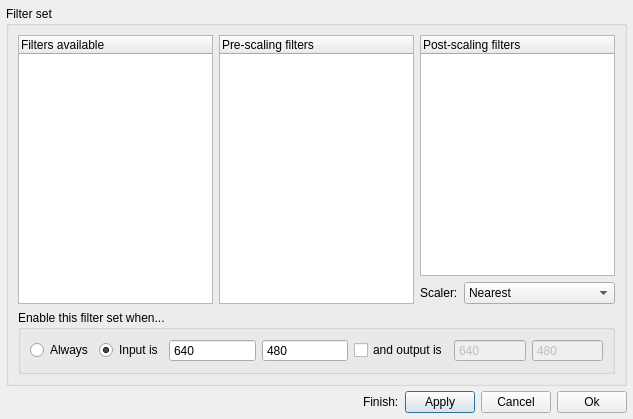
mrehkopf/vcs, file src/display/qt/dialogs/ui/filter_set_dialog.ui: the form before one commit.
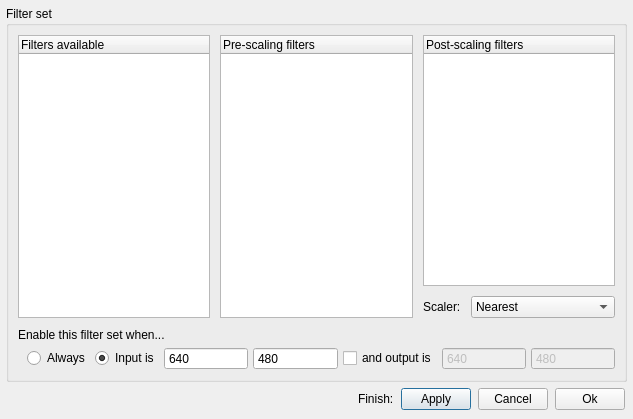
The form after the commit. Custom widgets are drawn as their Qt base class.

Commit message: GUI: Tweak filter set dialog's layout

```diff
--- a/src/display/qt/dialogs/ui/filter_set_dialog.ui
+++ b/src/display/qt/dialogs/ui/filter_set_dialog.ui
@@ -15,7 +15,7 @@
   </property>
   <layout class="QVBoxLayout" name="verticalLayout_7">
    <property name="spacing">
-    <number>0</number>
+    <number>1</number>
    </property>
    <property name="leftMargin">
     <number>6</number>
@@ -27,14 +27,17 @@
     <number>6</number>
    </property>
    <property name="bottomMargin">
-    <number>6</number>
+    <number>9</number>
    </property>
    <item>
     <widget class="QGroupBox" name="groupBox">
      <property name="title">
       <string>Filter set</string>
      </property>
-     <layout class="QVBoxLayout" name="verticalLayout_2">
+     <layout class="QVBoxLayout" name="verticalLayout_3">
+      <property name="spacing">
+       <number>10</number>
+      </property>
       <item>
        <layout class="QHBoxLayout" name="horizontalLayout_2">
         <item>
@@ -197,13 +200,35 @@
        </layout>
       </item>
       <item>
-       <widget class="QGroupBox" name="groupBox_3">
-        <property name="title">
+       <layout class="QVBoxLayout" name="verticalLayout_2">
+        <property name="spacing">
+         <number>5</number>
+        </property>
+        <item>
+         <widget class="QLabel" name="label_3">
+          <property name="text">
          <string>Enable this filter set when...</string>
         </property>
-        <layout class="QVBoxLayout" name="verticalLayout_6">
+         </widget>
+        </item>
          <item>
-          <layout class="QHBoxLayout" name="horizontalLayout_4">
+         <layout class="QHBoxLayout" name="horizontalLayout_3">
+          <item>
+           <spacer name="horizontalSpacer_5">
+            <property name="orientation">
+             <enum>Qt::Horizontal</enum>
+            </property>
+            <property name="sizeType">
+             <enum>QSizePolicy::Fixed</enum>
+            </property>
+            <property name="sizeHint" stdset="0">
+             <size>
+              <width>9</width>
+              <height>20</height>
+             </size>
+            </property>
+           </spacer>
+          </item>
            <item>
             <widget class="QRadioButton" name="radioButton_conditionAlways">
              <property name="text">
@@ -215,8 +240,6 @@
             </widget>
            </item>
            <item>
-            <layout class="QHBoxLayout" name="horizontalLayout_3">
-             <item>
               <widget class="QRadioButton" name="radioButton_conditionInput">
                <property name="text">
                 <string>Input is</string>
@@ -227,11 +250,9 @@
               </widget>
              </item>
              <item>
-              <layout class="QHBoxLayout" name="horizontalLayout_9">
-               <item>
                 <widget class="QSpinBox" name="spinBox_inputX">
                  <property name="sizePolicy">
-                  <sizepolicy hsizetype="Expanding" vsizetype="Fixed">
+             <sizepolicy hsizetype="Expanding" vsizetype="Minimum">
                    <horstretch>0</horstretch>
                    <verstretch>0</verstretch>
                   </sizepolicy>
@@ -250,7 +271,7 @@
                <item>
                 <widget class="QSpinBox" name="spinBox_inputY">
                  <property name="sizePolicy">
-                  <sizepolicy hsizetype="Expanding" vsizetype="Fixed">
+             <sizepolicy hsizetype="Expanding" vsizetype="Minimum">
                    <horstretch>0</horstretch>
                    <verstretch>0</verstretch>
                   </sizepolicy>
@@ -266,12 +287,6 @@
                  </property>
                 </widget>
                </item>
-              </layout>
-             </item>
-            </layout>
-           </item>
-           <item>
-            <layout class="QHBoxLayout" name="horizontalLayout_10">
              <item>
               <widget class="QCheckBox" name="checkBox_conditionOutput">
                <property name="enabled">
@@ -288,7 +303,7 @@
                 <bool>false</bool>
                </property>
                <property name="sizePolicy">
-                <sizepolicy hsizetype="Expanding" vsizetype="Fixed">
+             <sizepolicy hsizetype="Expanding" vsizetype="Minimum">
                  <horstretch>0</horstretch>
                  <verstretch>0</verstretch>
                 </sizepolicy>
@@ -310,7 +325,7 @@
                 <bool>false</bool>
                </property>
                <property name="sizePolicy">
-                <sizepolicy hsizetype="Expanding" vsizetype="Fixed">
+             <sizepolicy hsizetype="Expanding" vsizetype="Minimum">
                  <horstretch>0</horstretch>
                  <verstretch>0</verstretch>
                 </sizepolicy>
@@ -329,9 +344,6 @@
             </layout>
            </item>
           </layout>
-         </item>
-        </layout>
-       </widget>
       </item>
      </layout>
     </widget>
@@ -355,7 +367,7 @@
    <item>
     <layout class="QHBoxLayout" name="horizontalLayout_6">
      <item>
-      <spacer name="horizontalSpacer">
+      <spacer name="horizontalSpacer_6">
        <property name="orientation">
         <enum>Qt::Horizontal</enum>
        </property>
@@ -483,6 +495,22 @@
        </item>
       </layout>
      </item>
+     <item>
+      <spacer name="horizontalSpacer">
+       <property name="orientation">
+        <enum>Qt::Horizontal</enum>
+       </property>
+       <property name="sizeType">
+        <enum>QSizePolicy::Fixed</enum>
+       </property>
+       <property name="sizeHint" stdset="0">
+        <size>
+         <width>2</width>
+         <height>20</height>
+        </size>
+       </property>
+      </spacer>
+     </item>
     </layout>
    </item>
   </layout>
```
Left out of the diff: 2 changed lines with no effect on the pictures. Lines whose indentation alone changed are shown as unchanged. The commit also changes 1 other file.
